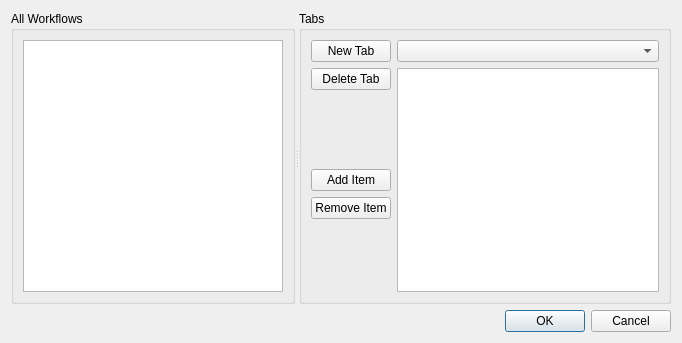
Old version of the form speedwagon/ui/tab_editor.ui in the repository UIUCLibrary/Speedwagon.
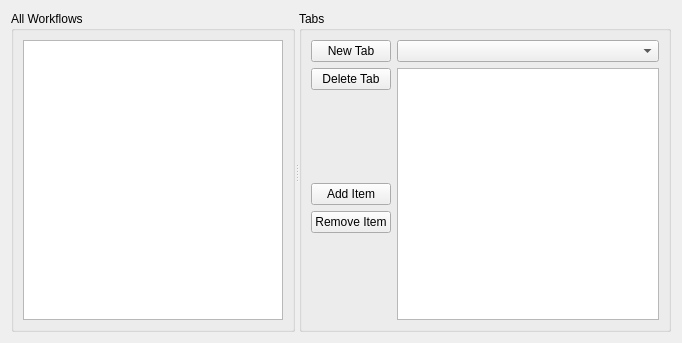
New version of the form.

Commit message: PSR-179 Configure Tabs in UI

What changed in the file:
```diff
--- a/speedwagon/ui/tab_editor.ui
+++ b/speedwagon/ui/tab_editor.ui
@@ -96,13 +96,6 @@
      </widget>
     </widget>
    </item>
-   <item>
-    <widget class="QDialogButtonBox" name="dialogButtonBox">
-     <property name="standardButtons">
-      <set>QDialogButtonBox::Cancel|QDialogButtonBox::Ok</set>
-     </property>
-    </widget>
-   </item>
   </layout>
  </widget>
  <resources/>
```
The commit also changes 7 other files.
